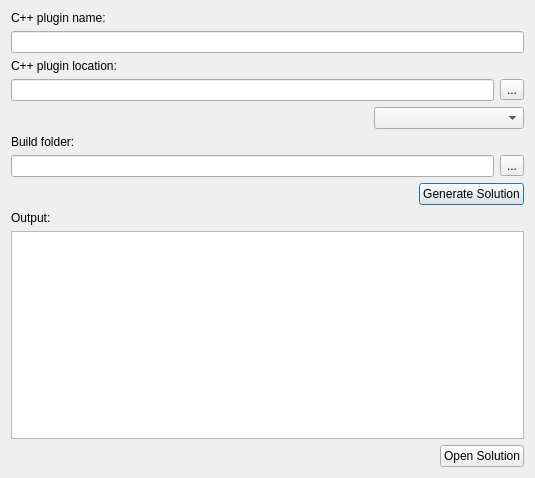
First picture: the form in Code/Editor/EditorFramework/Dialogs/CppProjectDlg.ui, repository ezEngine/ezEngine, before the edit.
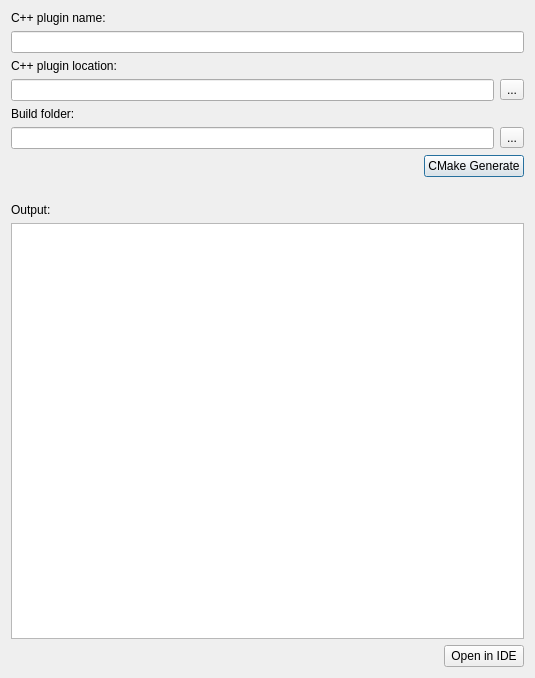
Second picture: the form after the edit. Icons and pictures are not drawn.

Commit message: * Make it possible to compile C++ plugins on Linux from within the editor * Fix plugin loading for non-builtin plugins. * Fix ezExport.cmake location for non multi config generators * VsCode support * Move all cmake arguments to CMakeUserPresets.json

```diff
--- a/Code/Editor/EditorFramework/Dialogs/CppProjectDlg.ui
+++ b/Code/Editor/EditorFramework/Dialogs/CppProjectDlg.ui
@@ -7,7 +7,7 @@
     <x>0</x>
     <y>0</y>
     <width>535</width>
-    <height>478</height>
+    <height>678</height>
    </rect>
   </property>
   <property name="windowTitle">
@@ -64,36 +64,6 @@
      </item>
     </layout>
    </item>
-   <item>
-    <layout class="QHBoxLayout" name="horizontalLayout_2">
-     <item>
-      <spacer name="horizontalSpacer_2">
-       <property name="orientation">
-        <enum>Qt::Horizontal</enum>
-       </property>
-       <property name="sizeHint" stdset="0">
-        <size>
-         <width>40</width>
-         <height>20</height>
-        </size>
-       </property>
-      </spacer>
-     </item>
-     <item>
-      <widget class="QComboBox" name="Generator">
-       <property name="minimumSize">
-        <size>
-         <width>150</width>
-         <height>0</height>
-        </size>
-       </property>
-       <property name="toolTip">
-        <string/>
-       </property>
-      </widget>
-     </item>
-    </layout>
-   </item>
    <item>
     <widget class="QLabel" name="label_2">
      <property name="text">
@@ -144,7 +114,21 @@
      <item>
       <widget class="QPushButton" name="GenerateSolution">
        <property name="text">
-        <string>Generate Solution</string>
+        <string>CMake Generate</string>
+       </property>
+      </widget>
+     </item>
+    </layout>
+   </item>
+   <item>
+    <layout class="QHBoxLayout" name="horizontalLayout_2">
+     <item>
+      <widget class="QLabel" name="ErrorText">
+       <property name="text">
+        <string/>
+       </property>
+       <property name="wordWrap">
+        <bool>true</bool>
        </property>
       </widget>
      </item>
@@ -188,7 +172,7 @@
      <item>
       <widget class="QPushButton" name="OpenSolution">
        <property name="text">
-        <string>Open Solution</string>
+        <string>Open in IDE</string>
        </property>
       </widget>
      </item>
```
The commit also changes 22 other files.
